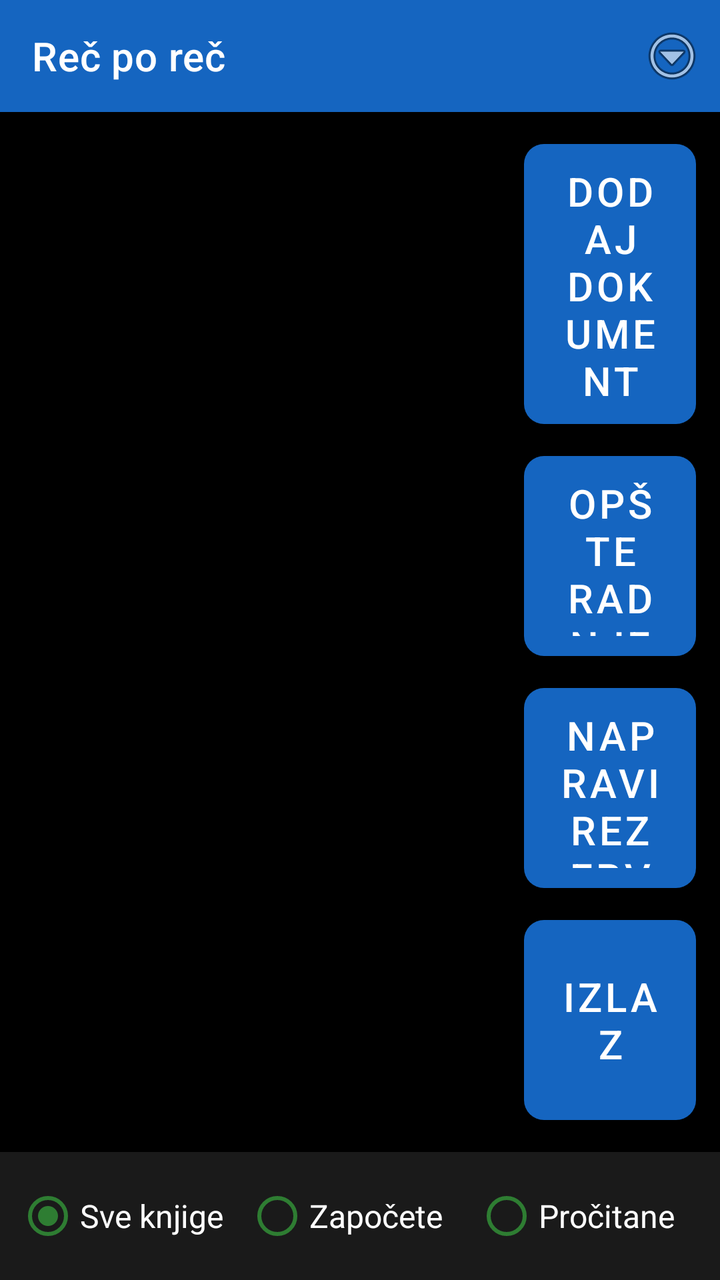
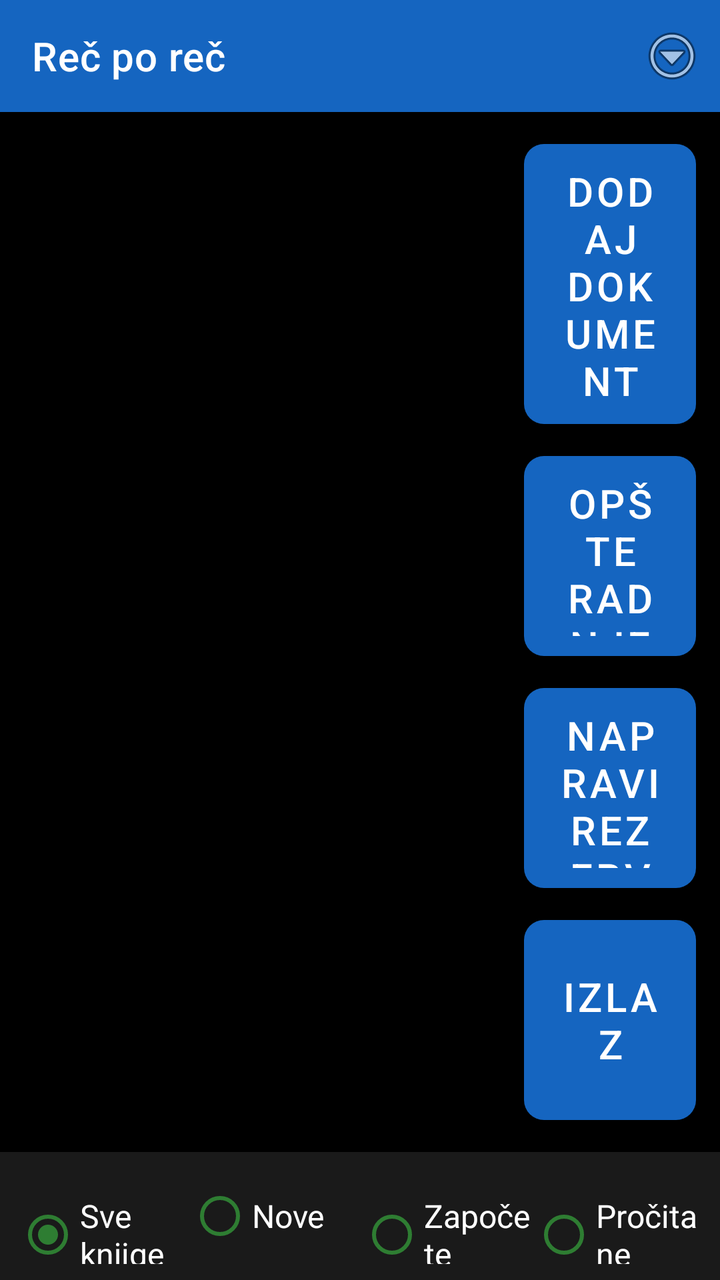

Before-and-after screenshots of an Android layout around one commit, followed by the original layout XML and the change that was made.
<!-- AndroidManifest.xml: application theme Theme.RecPoRec -->
<!-- res/layout/activity_document_list.xml -->
<?xml version="1.0" encoding="utf-8"?>
<LinearLayout xmlns:android="http://schemas.android.com/apk/res/android"
    xmlns:app="http://schemas.android.com/apk/res-auto"
    android:layout_width="match_parent"
    android:layout_height="match_parent"
    android:orientation="vertical"
    android:fitsSystemWindows="true"
    android:background="@color/background">

    <androidx.appcompat.widget.Toolbar
        android:id="@+id/toolbar"
        android:layout_width="match_parent"
        android:layout_height="?attr/actionBarSize"
        android:background="@color/btn_voice"
        android:titleTextColor="@color/text_primary"
        app:title="@string/app_name">

        <ImageButton
            android:id="@+id/btnOverflow"
            android:layout_width="48dp"
            android:layout_height="48dp"
            android:layout_gravity="end|center_vertical"
            android:background="@android:color/transparent"
            android:contentDescription="@string/menu_options_button"
            android:src="@android:drawable/ic_menu_more" />
    </androidx.appcompat.widget.Toolbar>

    <LinearLayout
        android:layout_width="match_parent"
        android:layout_height="0dp"
        android:layout_weight="1"
        android:orientation="horizontal">

        <FrameLayout
            android:layout_width="0dp"
            android:layout_height="match_parent"
            android:layout_weight="1">

            <androidx.recyclerview.widget.RecyclerView
                android:id="@+id/recyclerDocuments"
                android:layout_width="match_parent"
                android:layout_height="match_parent"
                android:padding="8dp" />

            <TextView
                android:id="@+id/emptyView"
                android:layout_width="match_parent"
                android:layout_height="match_parent"
                android:gravity="center"
                android:visibility="gone"
                android:padding="24dp"
                android:textSize="20sp"
                android:textColor="@color/text_primary"
                android:text="@string/no_documents" />
        </FrameLayout>

        
        <LinearLayout
            android:layout_width="110dp"
            android:layout_height="match_parent"
            android:orientation="vertical"
            android:gravity="center_vertical"
            android:padding="12dp">

            <Button
                android:id="@+id/btnAddDocument"
                android:layout_width="match_parent"
                android:layout_height="140dp"
                android:textSize="20sp"
                android:backgroundTint="@color/btn_chapter"
                android:textColor="@color/button_text"
                android:background="@drawable/key_button_shape"
                android:contentDescription="Dodaj dokument. Dug pritisak: proveri dozvole."
                android:text="@string/add_document" />

            <Button
                android:id="@+id/btnGeneralActions"
                android:layout_width="match_parent"
                android:layout_height="100dp"
                android:layout_marginTop="16dp"
                android:textSize="20sp"
                android:backgroundTint="@color/btn_combined"
                android:textColor="@color/button_text"
                android:background="@drawable/key_button_shape"
                android:contentDescription="Opšte radnje: odaberi sve, obriši odabrano"
                android:text="Opšte radnje" />

            <Button
                android:id="@+id/btnBackup"
                android:layout_width="match_parent"
                android:layout_height="100dp"
                android:layout_marginTop="16dp"
                android:textSize="20sp"
                android:backgroundTint="@color/btn_speed"
                android:textColor="@color/button_text"
                android:background="@drawable/key_button_shape"
                android:contentDescription="Napravi rezervnu kopiju svih dokumenata. Dug pritisak: vrati rezervnu kopiju."
                android:text="Napravi rezervnu kopiju" />

            <Button
                android:id="@+id/btnExit"
                android:layout_width="match_parent"
                android:layout_height="100dp"
                android:layout_marginTop="16dp"
                android:textSize="20sp"
                android:backgroundTint="@color/btn_page_nav"
                android:textColor="@color/button_text"
                android:background="@drawable/key_button_shape"
                android:contentDescription="Izađi iz aplikacije, zaustavlja i rad u pozadini. Dug pritisak: Otkrivanje spoljnog uređaja."
                android:text="Izlaz" />
        </LinearLayout>

    </LinearLayout>

    <RadioGroup
        android:id="@+id/groupLibraryTabs"
        android:layout_width="match_parent"
        android:layout_height="wrap_content"
        android:orientation="horizontal"
        android:background="#1A1A1A"
        android:padding="8dp">

        <RadioButton
            android:id="@+id/tabAllBooks"
            android:layout_width="0dp"
            android:layout_height="wrap_content"
            android:layout_weight="1"
            android:textSize="16sp"
            android:textColor="@color/text_primary"
            android:buttonTint="@color/btn_chapter"
            android:checked="true"
            android:text="Sve knjige" />

        <RadioButton
            android:id="@+id/tabStartedBooks"
            android:layout_width="0dp"
            android:layout_height="wrap_content"
            android:layout_weight="1"
            android:textSize="16sp"
            android:textColor="@color/text_primary"
            android:buttonTint="@color/btn_chapter"
            android:text="Započete" />

        <RadioButton
            android:id="@+id/tabFinishedBooks"
            android:layout_width="0dp"
            android:layout_height="wrap_content"
            android:layout_weight="1"
            android:textSize="16sp"
            android:textColor="@color/text_primary"
            android:buttonTint="@color/btn_chapter"
            android:text="Pročitane" />
    </RadioGroup>

</LinearLayout>
<!-- resources referenced by this layout -->
<resources>
  <color name="background">#000000</color>
  <color name="btn_chapter">#2E7D32</color>
  <color name="btn_combined">#455A64</color>
  <color name="btn_page_nav">#AD1457</color>
  <color name="btn_speed">#00838F</color>
  <color name="btn_voice">#1565C0</color>
  <color name="button_text">#FFFFFF</color>
  <color name="text_primary">#FFFFFF</color>
  <!-- drawable key_button_shape (drawable) -->
  <?xml version="1.0" encoding="utf-8"?>
  <shape xmlns:android="http://schemas.android.com/apk/res/android"
      android:shape="rectangle">
      <corners android:radius="10dp" />
      <solid android:color="#FFFFFF" />
  </shape>
  <string name="add_document">Dodaj dokument</string>
  <string name="app_name">Reč po reč</string>
  <string name="menu_options_button">Opcije. Dug pritisak: Statistika čitanja.</string>
  <string name="no_documents">Nema dodatih dokumenata. Dodirnite dugme za dodavanje.</string>
  <style name="Theme.RecPoRec" parent="Theme.MaterialComponents.DayNight.NoActionBar">
          <item name="android:windowBackground">@color/background</item>
          <item name="android:textColorPrimary">@color/text_primary</item>
          <item name="colorPrimary">@color/btn_voice</item>
          <item name="colorOnPrimary">@color/button_text</item>
          <item name="alertDialogTheme">@style/RecPoRecAlertDialog</item>
          <item name="android:alertDialogTheme">@style/RecPoRecAlertDialog</item>
      </style>
  <style name="RecPoRecAlertDialog" parent="Theme.AppCompat.DayNight.Dialog.Alert">
          <item name="android:windowBackground">@color/background</item>
          <item name="android:textColorPrimary">@color/text_primary</item>
          <item name="colorAccent">@color/btn_goto_page</item>
          <item name="android:textAppearanceMedium">@style/RecPoRecDialogText</item>
          <item name="android:textAppearanceListItem">@style/RecPoRecDialogText</item>
          <item name="android:textAppearanceListItemSmall">@style/RecPoRecDialogText</item>
          <item name="buttonBarPositiveButtonStyle">@style/RecPoRecDialogButton</item>
          <item name="buttonBarNegativeButtonStyle">@style/RecPoRecDialogButton</item>
          <item name="buttonBarNeutralButtonStyle">@style/RecPoRecDialogButton</item>
      </style>
  <color name="btn_goto_page">#5D4037</color>
  <style name="RecPoRecDialogText" parent="TextAppearance.AppCompat.Medium">
          <item name="android:textSize">20sp</item>
          <item name="android:textColor">@color/text_primary</item>
      </style>
  <style name="RecPoRecDialogButton" parent="Widget.AppCompat.Button.ButtonBar.AlertDialog">
          <item name="android:textSize">18sp</item>
          <item name="android:textColor">@color/btn_goto_page</item>
          <item name="android:textStyle">bold</item>
      </style>
</resources>

<!-- the commit's change to res/layout/activity_document_list.xml (unified diff, before → after) -->
@@ -132,6 +132,17 @@
             android:text="Sve knjige" />
 
         <RadioButton
+            android:id="@+id/tabNewBooks"
+            android:layout_width="0dp"
+            android:layout_height="wrap_content"
+            android:layout_weight="1"
+            android:textSize="16sp"
+            android:textColor="@color/text_primary"
+            android:buttonTint="@color/btn_chapter"
+            android:contentDescription="Nove knjige"
+            android:text="Nove" />
+
+        <RadioButton
             android:id="@+id/tabStartedBooks"
             android:layout_width="0dp"
             android:layout_height="wrap_content"
